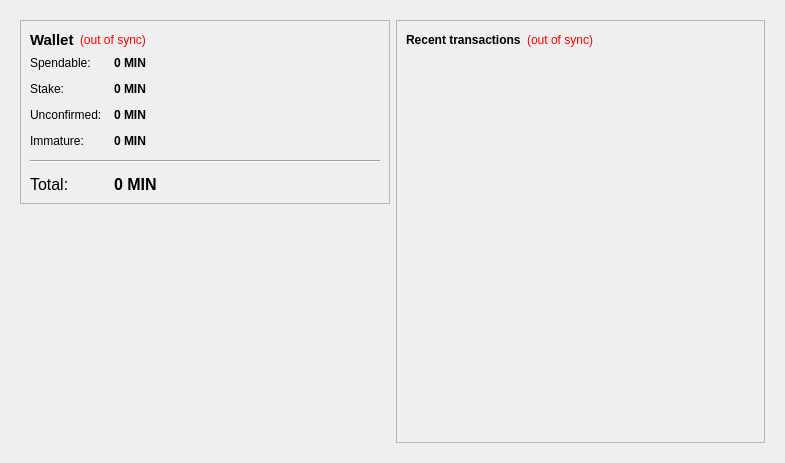
First picture: the form in src/qt/forms/overviewpage.ui, repository chainworksindustries/influx, before the edit.
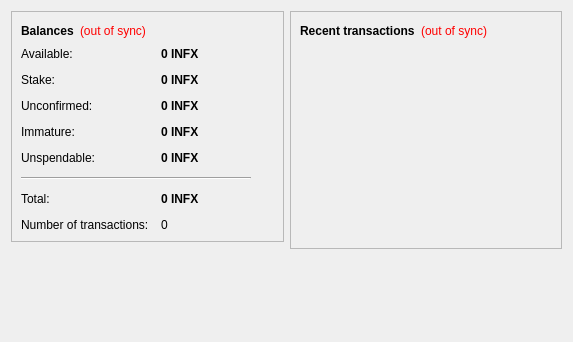
Second picture: the form after the edit. Icons and pictures are not drawn.

Patch:
```diff
--- a/src/qt/forms/overviewpage.ui
+++ b/src/qt/forms/overviewpage.ui
@@ -6,20 +6,14 @@
    <rect>
     <x>0</x>
     <y>0</y>
-    <width>785</width>
-    <height>463</height>
+    <width>573</width>
+    <height>342</height>
    </rect>
   </property>
   <property name="windowTitle">
    <string>Form</string>
   </property>
-  <layout class="QHBoxLayout" name="horizontalLayout" stretch="0">
-   <item>
-    <widget class="QFrame" name="frameMain">
-     <property name="frameShape">
-      <enum>QFrame::NoFrame</enum>
-     </property>
-     <layout class="QHBoxLayout" name="horizontalLayout_3">
+  <layout class="QHBoxLayout" name="horizontalLayout" stretch="1,1">
       <item>
        <layout class="QVBoxLayout" name="verticalLayout_2">
         <item>
@@ -37,13 +31,12 @@
               <widget class="QLabel" name="label_5">
                <property name="font">
                 <font>
-                 <pointsize>11</pointsize>
                  <weight>75</weight>
                  <bold>true</bold>
                 </font>
                </property>
                <property name="text">
-                <string>Wallet</string>
+             <string>Balances</string>
                </property>
               </widget>
              </item>
@@ -92,7 +85,7 @@
              <item row="0" column="0">
               <widget class="QLabel" name="label">
                <property name="text">
-                <string>Spendable:</string>
+             <string>Available:</string>
                </property>
               </widget>
              </item>
@@ -111,7 +104,10 @@
                 <string>Your current spendable balance</string>
                </property>
                <property name="text">
-                <string notr="true">0 MIN</string>
+             <string notr="true">0 INFX</string>
+            </property>
+            <property name="alignment">
+             <set>Qt::AlignLeading|Qt::AlignLeft|Qt::AlignVCenter</set>
                </property>
                <property name="textInteractionFlags">
                 <set>Qt::LinksAccessibleByMouse|Qt::TextSelectableByKeyboard|Qt::TextSelectableByMouse</set>
@@ -140,7 +136,10 @@
                 <string>Total of coins that was staked, and do not yet count toward the current balance</string>
                </property>
                <property name="text">
-                <string notr="true">0 MIN</string>
+             <string notr="true">0 INFX</string>
+            </property>
+            <property name="alignment">
+             <set>Qt::AlignLeading|Qt::AlignLeft|Qt::AlignVCenter</set>
                </property>
                <property name="textInteractionFlags">
                 <set>Qt::LinksAccessibleByMouse|Qt::TextSelectableByKeyboard|Qt::TextSelectableByMouse</set>
@@ -169,7 +168,10 @@
                 <string>Total of transactions that have yet to be confirmed, and do not yet count toward the current balance</string>
                </property>
                <property name="text">
-                <string notr="true">0 MIN</string>
+             <string notr="true">0 INFX</string>
+            </property>
+            <property name="alignment">
+             <set>Qt::AlignLeading|Qt::AlignLeft|Qt::AlignVCenter</set>
                </property>
                <property name="textInteractionFlags">
                 <set>Qt::LinksAccessibleByMouse|Qt::TextSelectableByKeyboard|Qt::TextSelectableByMouse</set>
@@ -195,37 +197,78 @@
                 <string>Mined balance that has not yet matured</string>
                </property>
                <property name="text">
-                <string notr="true">0 MIN</string>
-               </property>
+             <string notr="true">0 INFX</string>
+            </property>
+            <property name="alignment">
+             <set>Qt::AlignLeading|Qt::AlignLeft|Qt::AlignVCenter</set>
+            </property>
                <property name="textInteractionFlags">
                 <set>Qt::LinksAccessibleByMouse|Qt::TextSelectableByKeyboard|Qt::TextSelectableByMouse</set>
                </property>
               </widget>
              </item>
-             <item row="4" column="0" colspan="2">
+          <item row="4" column="0">
+           <widget class="QLabel" name="labelBalanceWatchOnlyText">
+            <property name="toolTip">
+             <string>Your unspendable balance</string>
+            </property>
+            <property name="text">
+             <string>Unspendable:</string>
+            </property>
+           </widget>
+          </item>
+          <item row="4" column="1">
+           <widget class="QLabel" name="labelBalanceWatchOnly">
+            <property name="font">
+             <font>
+              <weight>75</weight>
+              <bold>true</bold>
+             </font>
+            </property>
+            <property name="cursor">
+             <cursorShape>IBeamCursor</cursorShape>
+            </property>
+            <property name="toolTip">
+             <string>Your unspendable balance</string>
+            </property>
+            <property name="text">
+             <string notr="true">0 INFX</string>
+            </property>
+            <property name="alignment">
+             <set>Qt::AlignLeading|Qt::AlignLeft|Qt::AlignVCenter</set>
+            </property>
+            <property name="textInteractionFlags">
+             <set>Qt::LinksAccessibleByMouse|Qt::TextSelectableByKeyboard|Qt::TextSelectableByMouse</set>
+            </property>
+           </widget>
+          </item>
+          <item row="5" column="0" colspan="2">
               <widget class="Line" name="line">
+            <property name="maximumSize">
+             <size>
+              <width>230</width>
+              <height>16777215</height>
+             </size>
+            </property>
                <property name="orientation">
                 <enum>Qt::Horizontal</enum>
                </property>
               </widget>
              </item>
-             <item row="5" column="0">
+          <item row="6" column="0">
               <widget class="QLabel" name="labelTotalText">
-               <property name="font">
-                <font>
-                 <pointsize>12</pointsize>
-                </font>
+            <property name="toolTip">
+             <string>Your current total balance</string>
                </property>
                <property name="text">
                 <string>Total:</string>
                </property>
               </widget>
              </item>
-             <item row="5" column="1">
+          <item row="6" column="1">
               <widget class="QLabel" name="labelTotal">
                <property name="font">
                 <font>
-                 <pointsize>12</pointsize>
                  <weight>75</weight>
                  <bold>true</bold>
                 </font>
@@ -237,40 +280,50 @@
                 <string>Your current total balance</string>
                </property>
                <property name="text">
-                <string notr="true">0 MIN</string>
+             <string notr="true">0 INFX</string>
+            </property>
+            <property name="alignment">
+             <set>Qt::AlignLeading|Qt::AlignLeft|Qt::AlignVCenter</set>
                </property>
                <property name="textInteractionFlags">
                 <set>Qt::LinksAccessibleByMouse|Qt::TextSelectableByKeyboard|Qt::TextSelectableByMouse</set>
                </property>
               </widget>
              </item>
-            </layout>
-           </item>
-          </layout>
-         </widget>
-        </item>
-        <item>
-         <spacer name="verticalSpacer">
-          <property name="orientation">
-           <enum>Qt::Vertical</enum>
-          </property>
-          <property name="sizeHint" stdset="0">
-           <size>
-            <width>20</width>
-            <height>40</height>
-           </size>
-          </property>
-         </spacer>
-        </item>
-        <item>
+          <item row="7" column="0">
          <widget class="QLabel" name="label_2">
           <property name="text">
-           <string/>
-          </property>
-          <property name="pixmap">
-           <pixmap resource="../bitcoin.qrc">:/images/wallet</pixmap>
-          </property>
-         </widget>
+             <string>Number of transactions:</string>
+            </property>
+           </widget>
+          </item>
+          <item row="7" column="1">
+           <widget class="QLabel" name="labelNumTransactions">
+            <property name="toolTip">
+             <string>Total number of transactions in wallet</string>
+            </property>
+            <property name="text">
+             <string notr="true">0</string>
+            </property>
+           </widget>
+          </item>
+         </layout>
+        </item>
+       </layout>
+      </widget>
+     </item>
+     <item>
+      <spacer name="verticalSpacer">
+       <property name="orientation">
+        <enum>Qt::Vertical</enum>
+       </property>
+       <property name="sizeHint" stdset="0">
+        <size>
+         <width>20</width>
+         <height>40</height>
+        </size>
+       </property>
+      </spacer>
         </item>
        </layout>
       </item>
@@ -347,10 +400,20 @@
           </layout>
          </widget>
         </item>
-       </layout>
-      </item>
-     </layout>
-    </widget>
+     <item>
+      <spacer name="verticalSpacer_2">
+       <property name="orientation">
+        <enum>Qt::Vertical</enum>
+       </property>
+       <property name="sizeHint" stdset="0">
+        <size>
+         <width>20</width>
+         <height>40</height>
+        </size>
+       </property>
+      </spacer>
+     </item>
+    </layout>
    </item>
   </layout>
  </widget>
```
Left out of the diff: 28 changed lines with no effect on the pictures. Lines whose indentation alone changed are shown as unchanged.
